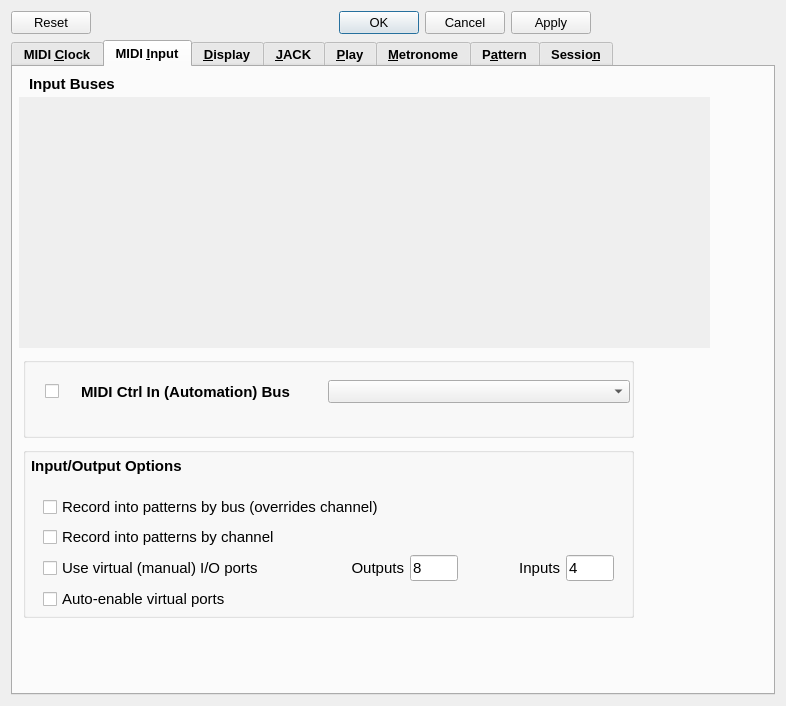
This is seq_qt5/src/gui/qseditoptions.ui in ahlstromcj/seq66 as Qt 5 draws it before an edit. The edited form follows.
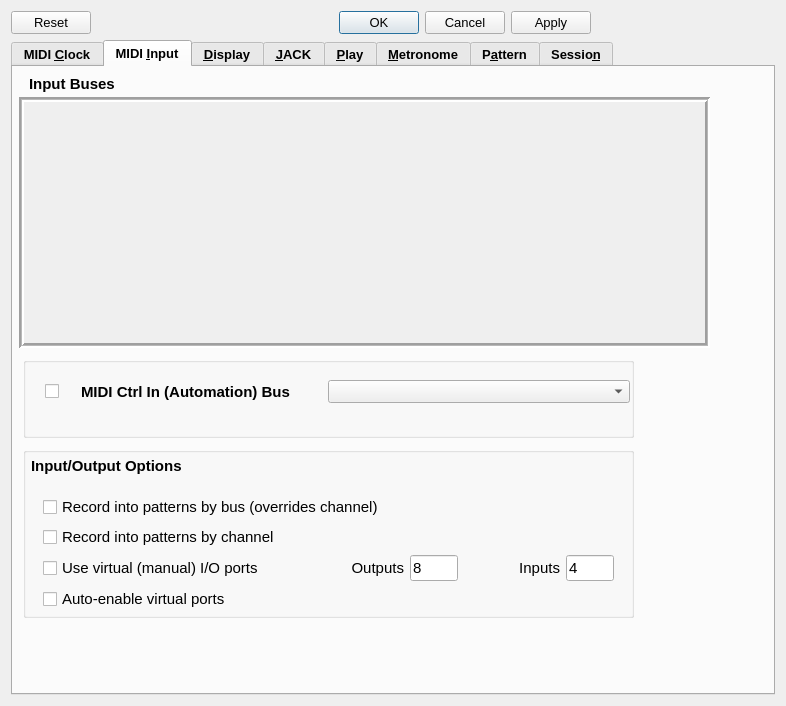
This is the edited form. The open tabs and pages were chosen to show the change.

The edit to the form file:
```diff
--- a/seq_qt5/src/gui/qseditoptions.ui
+++ b/seq_qt5/src/gui/qseditoptions.ui
@@ -773,7 +773,7 @@
         </font>
        </property>
        <property name="frameShape">
-        <enum>QFrame::Shape::NoFrame</enum>
+        <enum>QFrame::Shape::Box</enum>
        </property>
        <property name="lineWidth">
         <number>2</number>
@@ -792,8 +792,8 @@
          <rect>
           <x>0</x>
           <y>0</y>
-          <width>691</width>
-          <height>251</height>
+          <width>681</width>
+          <height>241</height>
          </rect>
         </property>
        </widget>
```
Left out of the diff: 10 changed lines with no effect on the pictures.
